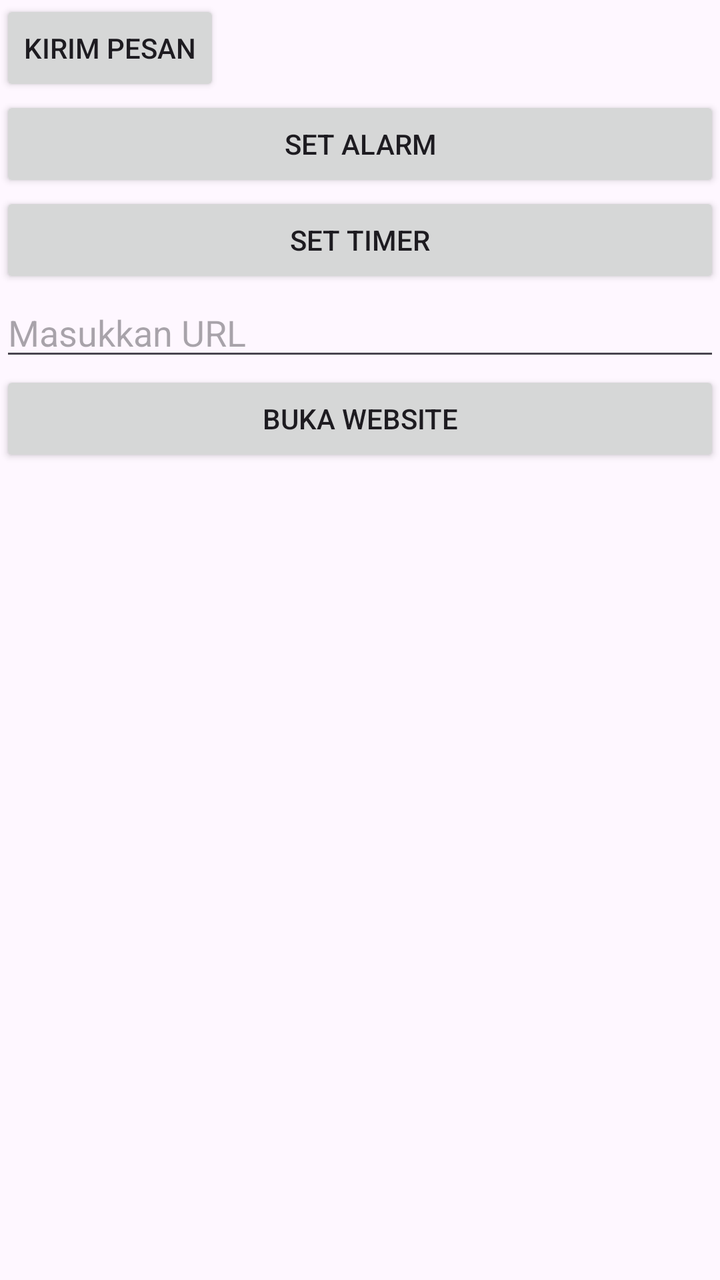
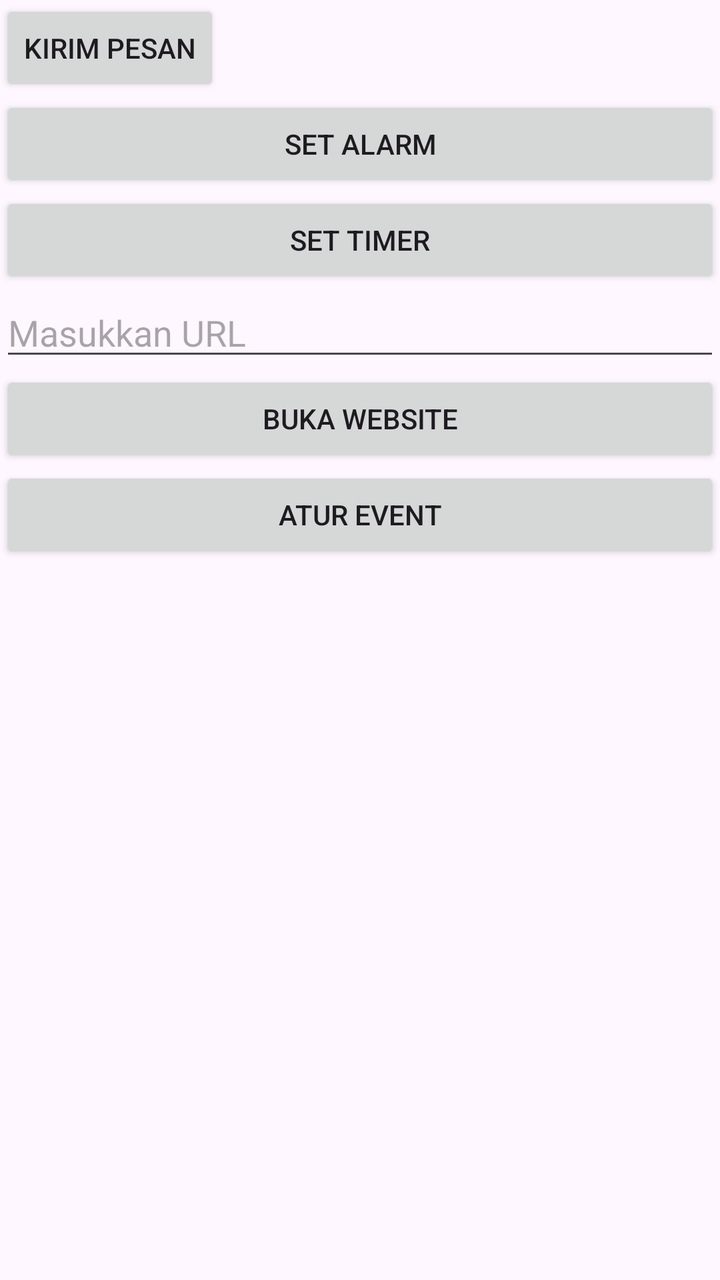

Two renders of the same Android screen: before a commit and after it. Below are the layout's source before the change and the commit's diff.
<!-- AndroidManifest.xml: application theme Theme.ImplisitIntent -->
<!-- res/layout/activity_main.xml -->
<?xml version="1.0" encoding="utf-8"?>
<LinearLayout xmlns:android="http://schemas.android.com/apk/res/android"
    xmlns:app="http://schemas.android.com/apk/res-auto"
    xmlns:tools="http://schemas.android.com/tools"
    android:id="@+id/main"
    android:layout_width="match_parent"
    android:layout_height="match_parent"
    android:orientation="vertical"
    tools:context=".MainActivity">
    <Button
        android:layout_width="wrap_content"
        android:layout_height="wrap_content"
        android:id="@+id/btnKirimPesan"
        android:text="Kirim Pesan"/>
    <Button
        android:layout_width="match_parent"
        android:layout_height="wrap_content"
        android:id="@+id/btnSetAlarm"
        android:text="Set Alarm"/>
    <Button
        android:layout_width="match_parent"
        android:layout_height="wrap_content"
        android:id="@+id/btnSetTimer"
        android:text="Set Timer"/>
    <EditText
        android:layout_width="match_parent"
        android:layout_height="wrap_content"
        android:hint="Masukkan URL"
        android:id="@+id/etURL"/>
    <Button
        android:layout_width="match_parent"
        android:layout_height="wrap_content"
        android:text="Buka Website"
        android:id="@+id/btnOpenURL"/>


</LinearLayout>
<!-- resources referenced by this layout -->
<resources>
  <style name="Theme.ImplisitIntent" parent="Base.Theme.ImplisitIntent" />
  <style name="Base.Theme.ImplisitIntent" parent="Theme.Material3.DayNight.NoActionBar">
          
          
      </style>
</resources>

<!-- the commit's change to res/layout/activity_main.xml (unified diff, before → after) -->
@@ -32,6 +32,11 @@
         android:layout_height="wrap_content"
         android:text="Buka Website"
         android:id="@+id/btnOpenURL"/>
+    <Button
+        android:layout_width="match_parent"
+        android:layout_height="wrap_content"
+        android:text="Atur Event"
+        android:id="@+id/btnSetEvent"/>
 
 
 </LinearLayout>
